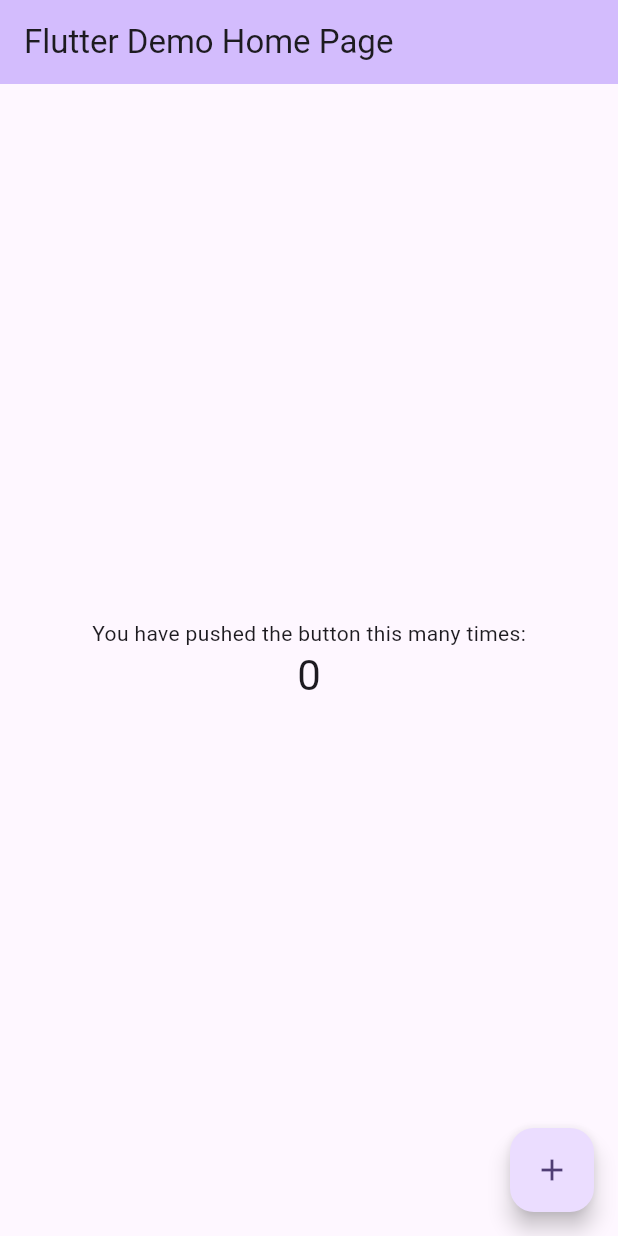
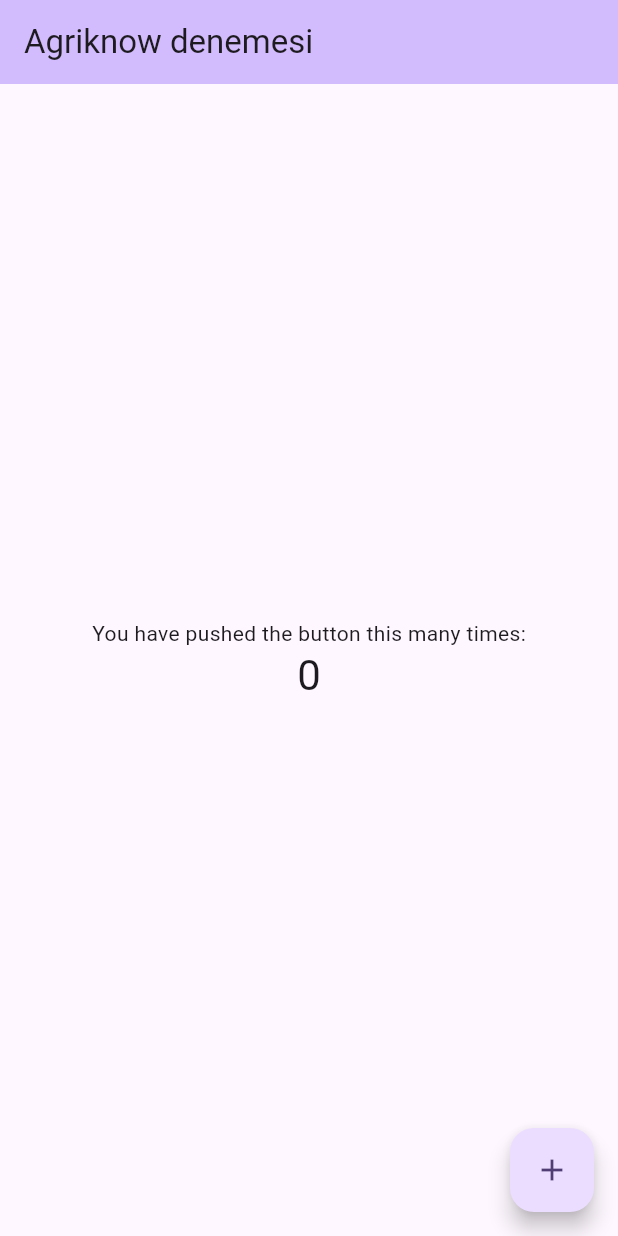
Before and after one commit to pancarahmet/deneme, a Flutter app: the screen it shows after launch, on a phone screen of 412 x 824 dp. Run offline on Flutter 3.47's test engine with Material 3 defaults, Android fonts, the phone set to English and light mode, and no system bars.

Commit message:
deneme yüklemesi

```diff
--- a/lib/main.dart
+++ b/lib/main.dart
@@ -84,7 +84,7 @@ class _MyHomePageState extends State<MyHomePage> {
         backgroundColor: Theme.of(context).colorScheme.inversePrimary,
         // Here we take the value from the MyHomePage object that was created by
         // the App.build method, and use it to set our appbar title.
-        title: Text(widget.title),
+        title: Text("Agriknow denemesi"),
       ),
       body: Center(
         // Center is a layout widget. It takes a single child and positions it
```
